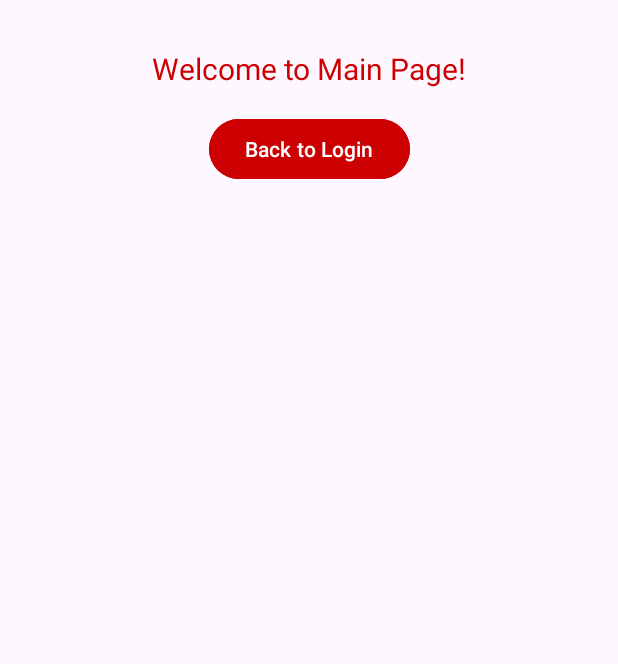
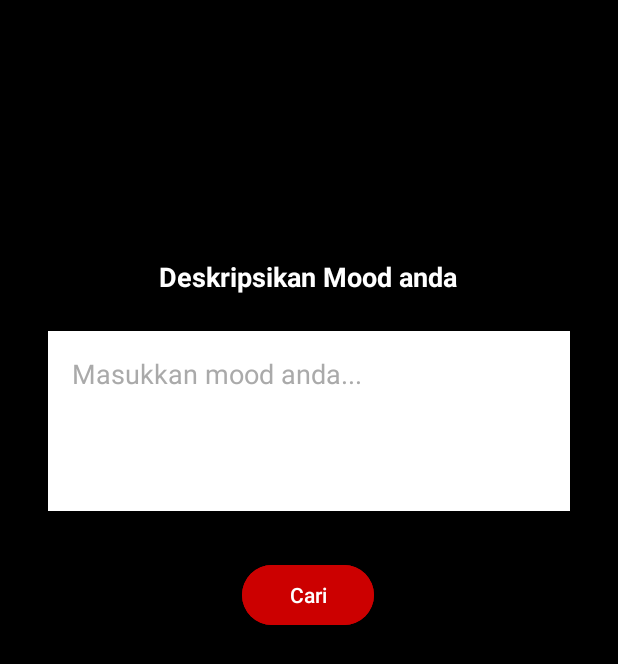
Before and after one commit to foldawgs/Capstone-Bangkit, an Android app: the MainActivity screen opened directly, with no data from a screen before it, on a phone screen of 412 x 824 dp. Shown: the top 664 px of the screen. Run offline under Robolectric (Android 15) with nearby library versions, the light colour scheme and no system bars.

Commit message:
Dashboard sama Main

```diff
--- a/MD/app/src/main/res/layout/activity_main.xml
+++ b/MD/app/src/main/res/layout/activity_main.xml
@@ -1,33 +1,72 @@
 <?xml version="1.0" encoding="utf-8"?>
-<androidx.constraintlayout.widget.ConstraintLayout xmlns:android="http://schemas.android.com/apk/res/android"
+<androidx.constraintlayout.widget.ConstraintLayout
+    xmlns:android="http://schemas.android.com/apk/res/android"
     xmlns:app="http://schemas.android.com/apk/res-auto"
     xmlns:tools="http://schemas.android.com/tools"
     android:layout_width="match_parent"
     android:layout_height="match_parent"
+    android:background="@color/black"
     tools:context=".MainActivity">
 
+    <!-- Judul -->
+
+    <!-- Input Field -->
+
+    <!-- Button Cari -->
+
+    <!-- Bottom Navigation -->
+
     <TextView
-        android:id="@+id/tvWelcome"
+        android:id="@+id/tvTitle"
         android:layout_width="wrap_content"
         android:layout_height="wrap_content"
-        android:text="Welcome to Main Page!"
-        android:textColor="@android:color/holo_red_dark"
-        android:textSize="20sp"
-        app:layout_constraintTop_toTopOf="parent"
+        android:layout_marginTop="172dp"
+        android:text="Deskripsikan Mood anda"
+        android:textColor="@android:color/white"
+        android:textSize="18sp"
+        android:textStyle="bold"
+        app:layout_constraintEnd_toEndOf="parent"
+        app:layout_constraintHorizontal_bias="0.497"
         app:layout_constraintStart_toStartOf="parent"
+        app:layout_constraintTop_toTopOf="parent" />
+
+    <EditText
+        android:id="@+id/etMood"
+        android:layout_width="0dp"
+        android:layout_height="120dp"
+        android:layout_marginHorizontal="32dp"
+        android:layout_marginTop="24dp"
+        android:background="@color/white"
+        android:gravity="top|start"
+        android:hint="Masukkan mood anda..."
+        android:padding="16dp"
+        android:textColor="@android:color/black"
+        android:textColorHint="@android:color/darker_gray"
         app:layout_constraintEnd_toEndOf="parent"
-        android:layout_marginTop="32dp" />
+        app:layout_constraintStart_toStartOf="parent"
+        app:layout_constraintTop_toBottomOf="@id/tvTitle" />
+
     <Button
-        android:id="@+id/btnBack"
+        android:id="@+id/btnSearch"
         android:layout_width="wrap_content"
         android:layout_height="wrap_content"
-        android:text="Back to Login"
+        android:layout_marginTop="32dp"
+        android:backgroundTint="@android:color/holo_red_dark"
+        android:text="Cari"
         android:textColor="@android:color/white"
-        android:backgroundTint="@android:color/holo_red_dark"
-        app:layout_constraintTop_toBottomOf="@id/tvWelcome"
+        app:layout_constraintEnd_toEndOf="parent"
+        app:layout_constraintHorizontal_bias="0.498"
         app:layout_constraintStart_toStartOf="parent"
-        app:layout_constraintEnd_toEndOf="parent"
-        android:layout_marginTop="16dp" />
+        app:layout_constraintTop_toBottomOf="@id/etMood" />
 
-
+    <com.google.android.material.bottomnavigation.BottomNavigationView
+        android:id="@+id/bottomNavigation"
+        android:layout_width="0dp"
+        android:layout_height="wrap_content"
+        android:background="@android:color/black"
+        app:itemIconTint="@color/white"
+        app:itemTextColor="@color/white"
+        app:layout_constraintBottom_toBottomOf="parent"
+        app:layout_constraintStart_toStartOf="parent"
+        app:layout_constraintEnd_toEndOf="parent" />
 </androidx.constraintlayout.widget.ConstraintLayout>
```
Also changed, not shown: MD/app/src/main/AndroidManifest.xml (+7 -8 lines), MD/app/src/main/java/com/dicoding/cinemood/DashboardActivity.kt (added, +14 -0 lines), MD/app/src/main/java/com/dicoding/cinemood/MainActivity.kt (+14 -4 lines), MD/app/src/main/res/layout/activity_dashboard.xml (added, +81 -0 lines), MD/app/src/main/res/layout/activity_register.xml (+4 -4 lines).
